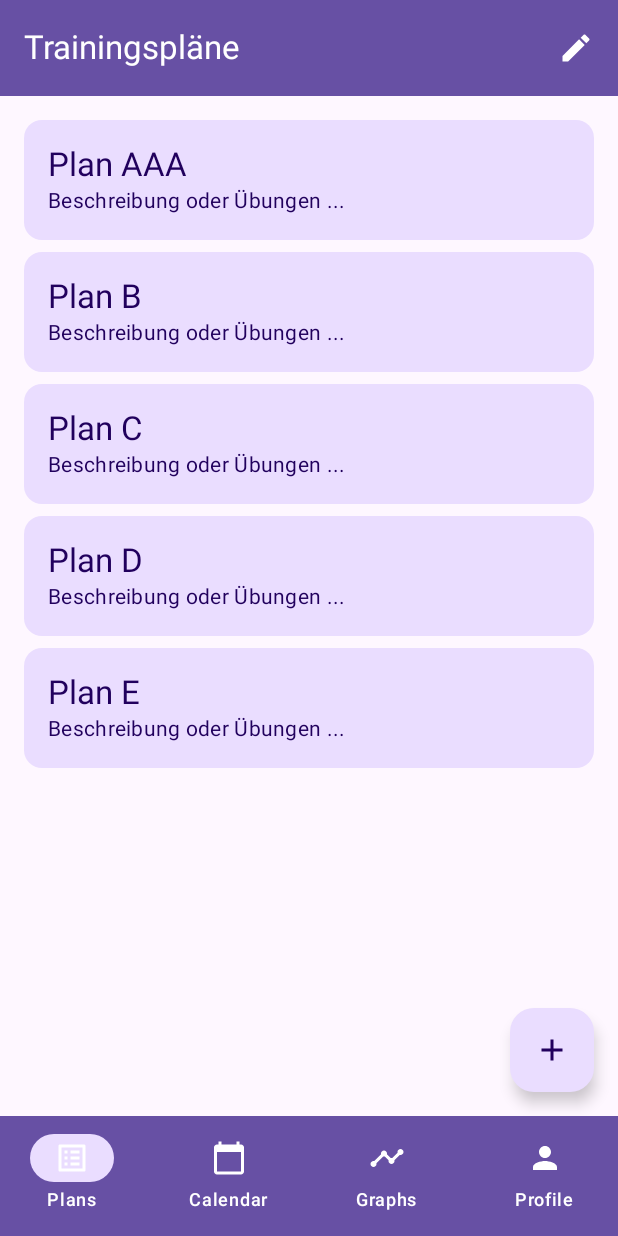
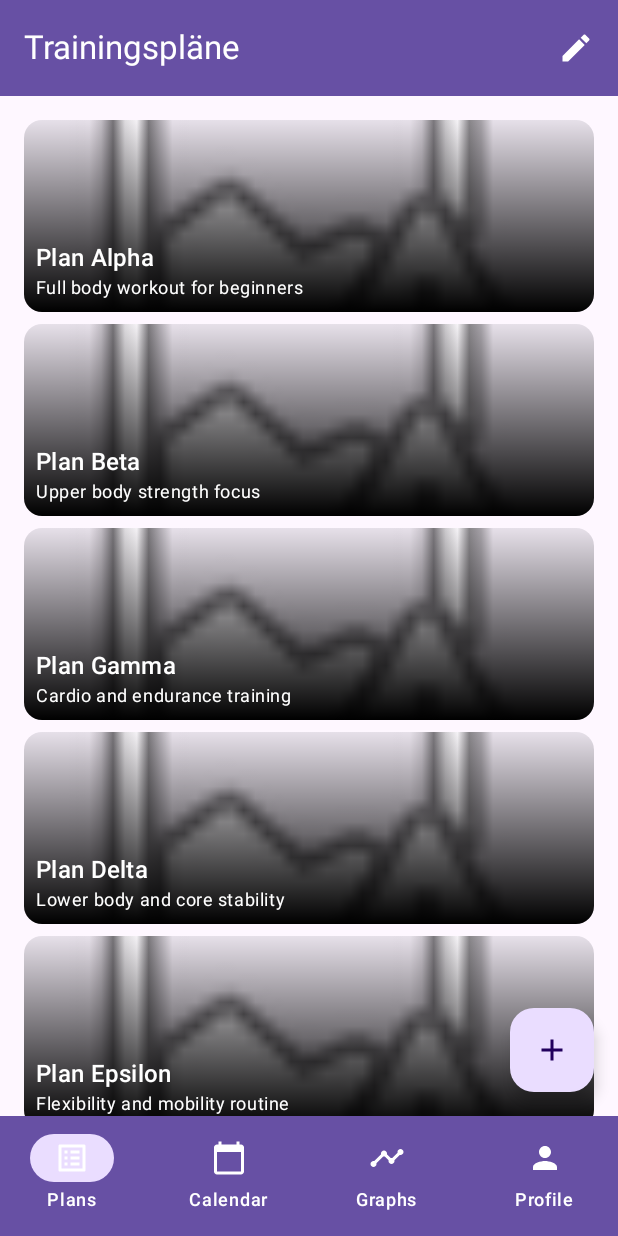
Before and after one commit to SergejAll/FitnessApp, an Android app built with Jetpack Compose: the screen it shows after launch (MainActivity), on a phone screen of 412 x 824 dp. Run offline under Robolectric (Android 15) with nearby library versions, the light colour scheme and no system bars.

Commit message:
Changed plan cards add model plan change height add dummy img to card

```diff
--- a/app/src/main/java/com/with/fitnessapp/components/BottomNavBar.kt
+++ b/app/src/main/java/com/with/fitnessapp/components/BottomNavBar.kt
@@ -1,6 +1,7 @@
 package com.with.fitnessApp.components
 
 import androidx.compose.material.icons.Icons
+import androidx.compose.material.icons.automirrored.filled.ListAlt
 import androidx.compose.material.icons.filled.CalendarToday
 import androidx.compose.material.icons.filled.ListAlt // For Plans
 import androidx.compose.material.icons.filled.Person // For Profile
@@ -8,7 +9,6 @@ import androidx.compose.material.icons.filled.Timeline // For Graphs
 import androidx.compose.material3.* // MaterialTheme is usually part of this wildcard import
 import androidx.compose.material3.NavigationBarItemDefaults
 import androidx.compose.runtime.Composable
-import androidx.compose.ui.graphics.vector.ImageVector
 import androidx.navigation.NavController
 import androidx.navigation.compose.currentBackStackEntryAsState
 import com.with.fitnessApp.models.BottomNavItem
@@ -19,7 +19,7 @@ import com.with.fitnessApp.navigation.Screen
 @Composable
 fun BottomNavBar(navController: NavController) {
     val items = listOf(
-        BottomNavItem(label = "Plans", route = Screen.Plans.route, icon = Icons.Filled.ListAlt),
+        BottomNavItem(label = "Plans", route = Screen.Plans.route, icon = Icons.AutoMirrored.Filled.ListAlt),
         BottomNavItem(label = "Calendar", route = Screen.Calendar.route, icon = Icons.Filled.CalendarToday),
         BottomNavItem(label = "Graphs", route = Screen.Graphs.route, icon = Icons.Filled.Timeline),
         BottomNavItem(label = "Profile", route = Screen.Profile.route, icon = Icons.Filled.Person)
--- a/app/src/main/java/com/with/fitnessapp/components/TrainingPlanCard.kt
+++ b/app/src/main/java/com/with/fitnessapp/components/TrainingPlanCard.kt
@@ -1,23 +1,74 @@
 package com.with.fitnessApp.components
 
+import androidx.compose.foundation.Image
+import androidx.compose.foundation.background
 import androidx.compose.foundation.layout.*
 import androidx.compose.material3.*
 import androidx.compose.runtime.Composable
+import androidx.compose.ui.Alignment
 import androidx.compose.ui.Modifier
-// import androidx.compose.ui.graphics.Color // No longer needed if not directly using Color.Red etc.
+import androidx.compose.ui.graphics.Brush
+import androidx.compose.ui.graphics.Color
+import androidx.compose.ui.layout.ContentScale
+import androidx.compose.ui.res.painterResource
 import androidx.compose.ui.unit.dp
+import com.with.fitnessApp.models.Plan // Import the Plan model
 
 @Composable
-fun TrainingPlanCard(title: String) {
+fun TrainingPlanCard(plan: Plan) {
     Card(
         modifier = Modifier
             .fillMaxWidth()
+            .height(128.dp) // Changed height to 64.dp
             .padding(horizontal = 16.dp),
-        colors = CardDefaults.cardColors(containerColor = MaterialTheme.colorScheme.primaryContainer) // Set background to primary color
+        // The card's containerColor is less relevant now as the image will cover it
     ) {
-        Column(modifier = Modifier.padding(16.dp)) {
-            Text(title, style = MaterialTheme.typography.titleLarge)
-            Text("Beschreibung oder Übungen ...", style = MaterialTheme.typography.bodyMedium)
+        Box(modifier = Modifier.fillMaxSize()) {
+            // Background Image
+            Image(
+                painter = painterResource(id = plan.imageResId),
+                contentDescription = plan.title, // Accessibility
+                modifier = Modifier.fillMaxSize(),
+                contentScale = ContentScale.Crop // Crop to fill bounds
+            )
+
+            // Scrim for better text readability (gradient from transparent to black)
+            Box(
+                modifier = Modifier
+                    .fillMaxSize()
+                    .background(
+                        Brush.verticalGradient(
+                            colors = listOf(Color.Transparent, Color.Black),
+                            startY = 0f, // Start gradient from top (adjust for more top visibility)
+                            endY = Float.POSITIVE_INFINITY // End gradient at the bottom
+                        )
+                    )
+            )
+
+            // Content (Text) on top of the image and scrim
+            // With a height of 64.dp, the text might be cramped or overlap.
+            // Consider adjusting padding, text size, or visibility of elements.
+            Column(
+                modifier = Modifier
+                    .fillMaxSize()
+                    .padding(8.dp), // Reduced padding for smaller height
+                verticalArrangement = Arrangement.Bottom // Align text to the bottom
+            ) {
+                Text(
+                    plan.title,
+                    style = MaterialTheme.typography.titleMedium, // Adjusted style for smaller space
+                    color = Color.White, // Ensure text is visible on dark scrim
+                    maxLines = 1 // Ensure title doesn't take too much space
+                )
+                // Description might be too much for 64.dp, consider removing or making it very short
+                // For now, let's make it smaller and limit lines.
+                Text(
+                    plan.description,
+                    style = MaterialTheme.typography.bodySmall, // Adjusted style for smaller space
+                    color = Color.White, // Ensure text is visible on dark scrim
+                    maxLines = 1 // Ensure description doesn't take too much space
+                )
+            }
         }
     }
 }
--- /dev/null
+++ b/app/src/main/java/com/with/fitnessapp/models/Plan.kt
@@ -0,0 +1,11 @@
+package com.with.fitnessApp.models
+
+import androidx.annotation.DrawableRes
+import java.util.UUID
+
+data class Plan(
+    val id: String = UUID.randomUUID().toString(),
+    val title: String,
+    val description: String,
+    @DrawableRes val imageResId: Int // Placeholder, replace with actual R.drawable.your_image
+)
--- a/app/src/main/java/com/with/fitnessapp/screens/PlansScreen.kt
+++ b/app/src/main/java/com/with/fitnessapp/screens/PlansScreen.kt
@@ -17,21 +17,30 @@ import androidx.compose.ui.platform.LocalDensity
 import androidx.compose.ui.unit.dp
 import com.with.fitnessApp.components.AppHeader
 import com.with.fitnessApp.components.TrainingPlanCard
+import com.with.fitnessApp.models.Plan // Import the Plan model
+import java.util.UUID // For generating new plan IDs if needed in FAB
+
+// Placeholder for actual drawable resources
+// You should replace this with R.drawable.your_actual_image
+const val PLACEHOLDER_IMAGE_RES_ID = android.R.drawable.ic_menu_report_image
 
 @OptIn(ExperimentalMaterial3Api::class)
 @Composable
 fun PlansScreen() {
-    // Use mutableStateListOf for an observable list that allows easy reordering
-    val plans = remember { mutableStateListOf("Plan AAA", "Plan B", "Plan C", "Plan D", "Plan E") }
+    val plans = remember {
+        mutableStateListOf(
+            Plan(title = "Plan Alpha", description = "Full body workout for beginners", imageResId = PLACEHOLDER_IMAGE_RES_ID),
+            Plan(title = "Plan Beta", description = "Upper body strength focus", imageResId = PLACEHOLDER_IMAGE_RES_ID),
+            Plan(title = "Plan Gamma", description = "Cardio and endurance training", imageResId = PLACEHOLDER_IMAGE_RES_ID),
+            Plan(title = "Plan Delta", description = "Lower body and core stability", imageResId = PLACEHOLDER_IMAGE_RES_ID),
+            Plan(title = "Plan Epsilon", description = "Flexibility and mobility routine", imageResId = PLACEHOLDER_IMAGE_RES_ID)
+        )
+    }
 
     var draggingItemIndex by remember { mutableStateOf<Int?>(null) }
     var dragAccumulatedY by remember { mutableStateOf(0f) }
 
-    // Store height of each item in Px to calculate drag distance
     val itemHeights = remember { mutableMapOf<Int, Float>() }
-
-    // Calculate average item height dynamically.
-    // This derived state will update if the content of itemHeights changes.
     val averageItemHeightPx by remember(itemHeights.toMap()) {
         derivedStateOf {
             if (itemHeights.isNotEmpty()) itemHeights.values.average().toFloat() else 0f
@@ -39,14 +48,18 @@ fun PlansScreen() {
     }
 
     val density = LocalDensity.current
-    val verticalSpacingPx = remember(density) { with(density) { 8.dp.toPx() } } // Convert spacing to Px
+    val verticalSpacingPx = remember(density) { with(density) { 8.dp.toPx() } }
 
     Scaffold(
         topBar = { AppHeader("Trainingspläne") { /* Edit click */ } },
         floatingActionButton = {
             FloatingActionButton(
                 modifier = Modifier.padding(bottom = 80.dp),
-                onClick = { /* Add Plan: plans.add("New Plan ${plans.size + 1}") */ }) {
+                onClick = {
+                    // Example of adding a new plan
+                    // plans.add(Plan(title = "New Plan ${plans.size + 1}", description = "Newly added plan", imageResId = PLACEHOLDER_IMAGE_RES_ID))
+                 }
+            ) {
                 Icon(Icons.Default.Add, contentDescription = "Add Plan")
             }
         }
@@ -55,75 +68,59 @@ fun PlansScreen() {
             modifier = Modifier
                 .padding(padding)
                 .fillMaxSize(),
-            verticalArrangement = Arrangement.spacedBy(8.dp) // This spacing is used in calculations
+            verticalArrangement = Arrangement.spacedBy(8.dp)
         ) {
-            // Use the plans list directly. Key helps Compose identify items during reorder.
-            // Assumes plan names are unique. If not, a more robust keying strategy is needed.
-            itemsIndexed(items = plans, key = { _, plan -> plan }) { index, plan ->
+            itemsIndexed(items = plans, key = { _, plan -> plan.id }) { index, plan -> // Use plan.id as key
                 Box(
                     modifier = Modifier
                         .fillMaxWidth()
                         .onGloballyPositioned { coordinates ->
-                            // Store the height of this item
                             itemHeights[index] = coordinates.size.height.toFloat()
                         }
-                        .composed { // Use composed for modifiers that access state
+                        .composed {
                             Modifier
-                                .graphicsLayer { // Apply visual effects to the dragged item
+                                .graphicsLayer {
                                     if (index == draggingItemIndex) {
                                         translationY = dragAccumulatedY
-                                        alpha = 0.8f // Make it slightly transparent
-                                        shadowElevation = 8.dp.toPx() // Add a shadow effect
+                                        alpha = 0.8f
+                                        shadowElevation = 8.dp.toPx()
                                     }
                                 }
-                                .pointerInput(Unit) { // Detect drag gestures
+                                .pointerInput(Unit) {
                                     detectDragGestures(
                                         onDragStart = {
-                                            // Ensure the index is valid before starting drag
                                             if (plans.indices.contains(index)) {
                                                 draggingItemIndex = index
                                                 dragAccumulatedY = 0f
                                             }
                                         },
                                         onDrag = { change, dragAmount ->
-                                            // Only process drag if this item is the one being dragged
                                             if (draggingItemIndex == index) {
-                                                change.consume() // Consume the drag event
-                                                dragAccumulatedY += dragAmount.y // Accumulate vertical drag
+                                                change.consume()
+                                                dragAccumulatedY += dragAmount.y
                                             }
                                         },
                                         onDragEnd = {
                                             val currentDraggingIdx = draggingItemIndex
-                                            val avgHeight = averageItemHeightPx // Read derived state
+                                            val avgHeight = averageItemHeightPx
 
                                             if (currentDraggingIdx != null && avgHeight > 0f) {
-                                                // Calculate the effective height of an item including spacing
                                                 val effectiveItemHeight = avgHeight + verticalSpacingPx
-
-                                                // Determine how many items were effectively crossed
                                                 val movedByItems = (dragAccumulatedY / effectiveItemHeight).toInt()
-
-                                                // Calculate the target index, ensuring it's within list bounds
                                                 val newTargetIndex = (currentDraggingIdx + movedByItems)
                                                     .coerceIn(0, plans.size - 1)
 
-                                                // If the item actually moved to a new position
                                                 if (newTargetIndex != currentDraggingIdx) {
-                                                    // Perform the reorder by removing and then adding the item
                                                     if (plans.indices.contains(currentDraggingIdx)) {
                                                         val draggedItem = plans.removeAt(currentDraggingIdx)
-                                                        // Ensure target index is still valid after removal if necessary
-                                                        // For add, newTargetIndex should be valid for list of size plans.size()
                                                         plans.add(newTargetIndex.coerceIn(0, plans.size), draggedItem)
                                                     }
                                                 }
                                             }
-                                            // Reset dragging state
                                             draggingItemIndex = null
                                             dragAccumulatedY = 0f
                                         },
                                         onDragCancel = {
-                                            // Reset dragging state if drag is cancelled
                                             draggingItemIndex = null
                                             dragAccumulatedY = 0f
                                         }
@@ -131,7 +128,7 @@ fun PlansScreen() {
                                 }
                         }
                 ) {
-                    TrainingPlanCard(plan) // Your existing Composable for displaying a plan
+                    TrainingPlanCard(plan) // Pass the Plan object
                 }
             }
         }
```
